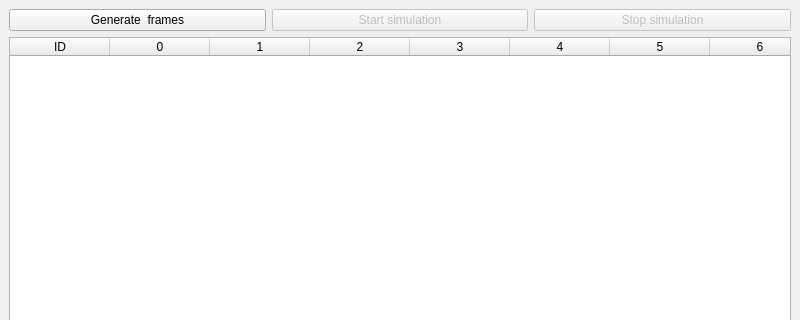
Qt form xml/primaryWindow.ui (oramadn/CAN_Simulator) before a commit; both pictures show x 0 to 800 and y 0 to 320 of the 800 by 600 pixel window.
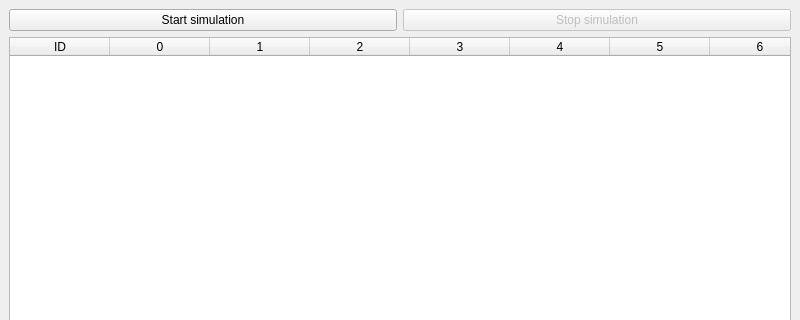
The same form after that commit.

```diff
--- a/xml/primaryWindow.ui
+++ b/xml/primaryWindow.ui
@@ -17,18 +17,8 @@
    <layout class="QVBoxLayout" name="verticalLayout">
     <item>
      <layout class="QHBoxLayout" name="horizontalLayout">
-      <item>
-       <widget class="QPushButton" name="generateButton">
-        <property name="text">
-         <string>Generate  frames</string>
-        </property>
-       </widget>
-      </item>
       <item>
        <widget class="QPushButton" name="startButton">
-        <property name="enabled">
-         <bool>false</bool>
-        </property>
         <property name="text">
          <string>Start simulation</string>
         </property>
```
